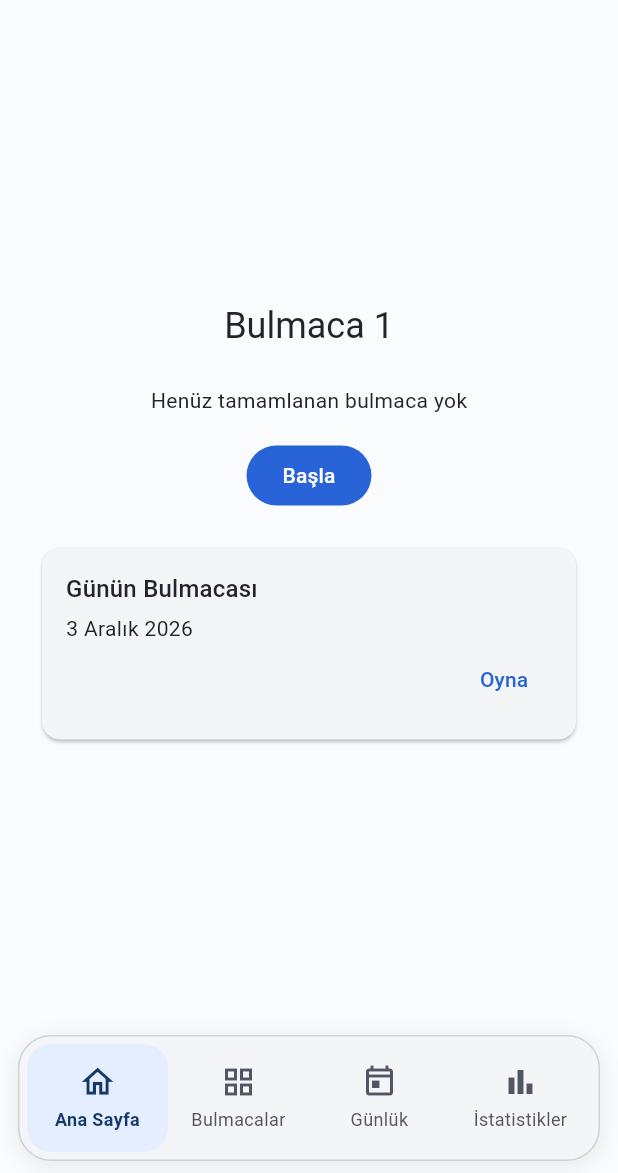
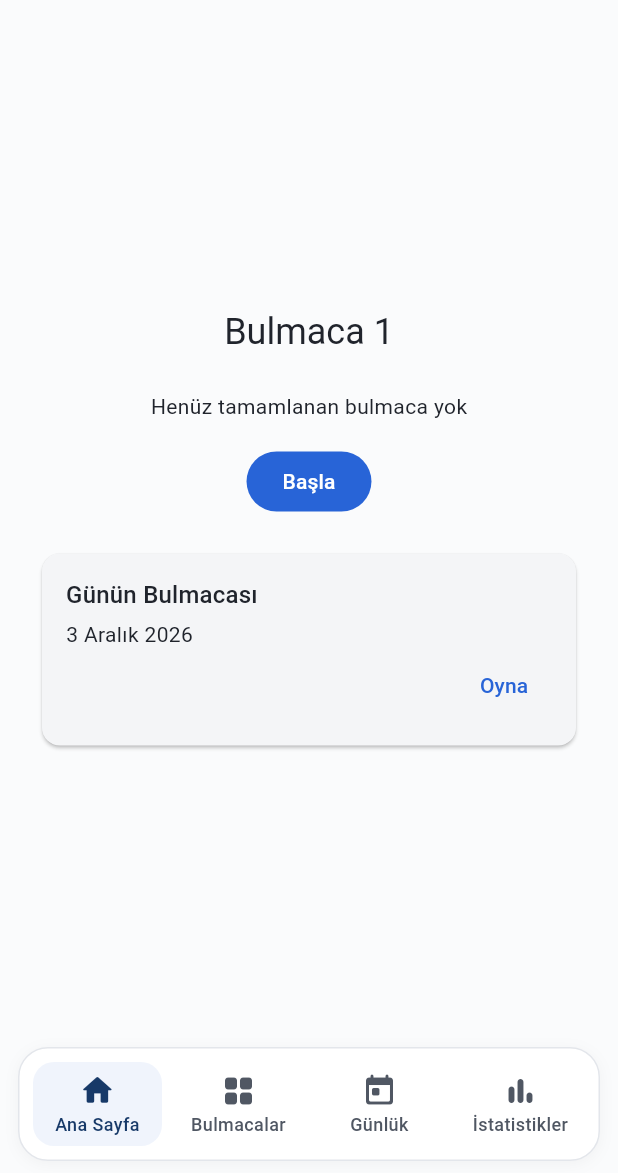
Before and after one commit to veles1010/arrowword, a Flutter app: the screen it shows after launch, on a phone screen of 412 x 824 dp, the part 63-1236 px from its top. Run offline on Flutter 3.47's test engine with Material 3 defaults, Android fonts, the phone set to English and light mode, and no system bars; our stand-ins replace google_mobile_ads, package_info_plus, share_plus, shared_preferences.

Commit message:
polish: refine fluid navigation experience

```diff
--- a/lib/app/app_shell.dart
+++ b/lib/app/app_shell.dart
@@ -1,4 +1,7 @@
 import 'package:flutter/material.dart';
+import 'package:flutter/services.dart';
+
+import 'dart:async';
 
 import '../features/puzzle/ads/rewarded_hint_ad_service.dart';
 import 'app_settings.dart';
@@ -17,6 +20,7 @@ class AppShell extends StatefulWidget {
     this.dailySession,
     this.settings,
     this.rewardedAdFactory,
+    this.selectionHaptic,
     super.key,
   });
   final PuzzleSession session;
@@ -24,6 +28,7 @@ class AppShell extends StatefulWidget {
   final DailySession? dailySession;
   final AppSettings? settings;
   final RewardedHintAdService Function()? rewardedAdFactory;
+  final Future<void> Function()? selectionHaptic;
   @override
   State<AppShell> createState() => _AppShellState();
 }
@@ -34,11 +39,12 @@ class _AppShellState extends State<AppShell>
   double _direction = 1;
   late final AnimationController _transition = AnimationController(
     vsync: this,
-    duration: const Duration(milliseconds: 180),
+    duration: const Duration(milliseconds: 200),
     value: 1,
   );
   void _select(int index) {
     if (index == _index) return;
+    unawaited(_confirmSelection());
     widget.dailySession?.refreshDate();
     setState(() {
       _direction = index > _index ? 1 : -1;
@@ -48,6 +54,14 @@ class _AppShellState extends State<AppShell>
       _transition.value = 1;
     } else {
       _transition.forward(from: 0);
+    }
+  }
+
+  Future<void> _confirmSelection() async {
+    try {
+      await (widget.selectionHaptic ?? HapticFeedback.selectionClick)();
+    } catch (_) {
+      /* Haptics are optional on unsupported platforms. */
     }
   }
 
@@ -97,8 +111,8 @@ class _AppShellState extends State<AppShell>
         builder: (context, child) {
           final value = Curves.easeOutCubic.transform(_transition.value);
           return FractionalTranslation(
-            translation: Offset(_direction * .035 * (1 - value), 0),
-            child: Opacity(opacity: .88 + .12 * value, child: child),
+            translation: Offset(_direction * .025 * (1 - value), 0),
+            child: Opacity(opacity: .94 + .06 * value, child: child),
           );
         },
       ),
--- a/lib/app/daily_landing_screen.dart
+++ b/lib/app/daily_landing_screen.dart
@@ -53,13 +53,13 @@ class _DailyLandingScreenState extends State<DailyLandingScreen> {
                 builder: (context, _) {
                   final result = daily.todayResult;
                   return SingleChildScrollView(
-                    padding: const EdgeInsets.all(24),
+                    padding: const EdgeInsets.all(16),
                     child: Column(
                       crossAxisAlignment: CrossAxisAlignment.stretch,
                       children: [
                         Text(
                           'Günün Bulmacası',
-                          style: Theme.of(context).textTheme.headlineSmall,
+                          style: Theme.of(context).textTheme.titleLarge,
                         ),
                         const SizedBox(height: 12),
                         Text(formatDailyDate(daily.dateKey)),
--- a/lib/app/fluid_navigation_bar.dart
+++ b/lib/app/fluid_navigation_bar.dart
@@ -1,12 +1,14 @@
 import 'package:flutter/gestures.dart';
 import 'package:flutter/material.dart';
 
+import 'dart:math' as math;
+
 const shellLabels = ['Ana Sayfa', 'Bulmacalar', 'Günlük', 'İstatistikler'];
 const _icons = [
-  Icons.home_outlined,
-  Icons.grid_view_outlined,
-  Icons.today_outlined,
-  Icons.bar_chart_outlined,
+  Icons.home_rounded,
+  Icons.grid_view_rounded,
+  Icons.today_rounded,
+  Icons.bar_chart_rounded,
 ];
 
 /// Continuous visual position is local to the bar; only release/tap commits a tab.
@@ -29,6 +31,7 @@ class _FluidNavigationBarState extends State<FluidNavigationBar>
     value: widget.index.toDouble(),
   );
   double _dragStart = 0, _distance = 0;
+  int? _settlingTo;
   @override
   void didUpdateWidget(FluidNavigationBar oldWidget) {
     super.didUpdateWidget(oldWidget);
@@ -36,6 +39,9 @@ class _FluidNavigationBarState extends State<FluidNavigationBar>
   }
 
   void _settle(int index) {
+    // Parent commit acknowledgment must not restart the same settle animation.
+    if (_position.isAnimating && _settlingTo == index) return;
+    _settlingTo = index;
     if (MediaQuery.disableAnimationsOf(context)) {
       _position.value = index.toDouble();
     } else {
@@ -61,21 +67,31 @@ class _FluidNavigationBarState extends State<FluidNavigationBar>
   @override
   Widget build(BuildContext context) {
     final colors = Theme.of(context).colorScheme;
-    final height = 48 + MediaQuery.textScalerOf(context).scale(12) * 2;
+    final scaler = MediaQuery.textScalerOf(context);
+    final dark = Theme.of(context).brightness == Brightness.dark;
     return SafeArea(
       top: false,
       child: Padding(
-        padding: const EdgeInsets.fromLTRB(12, 6, 12, 8),
+        padding: EdgeInsets.fromLTRB(
+          12,
+          6,
+          12,
+          MediaQuery.paddingOf(context).bottom > 0 ? 4 : 8,
+        ),
         child: DecoratedBox(
           decoration: BoxDecoration(
-            color: colors.surfaceContainerLow,
-            borderRadius: BorderRadius.circular(22),
-            border: Border.all(color: colors.outlineVariant),
+            color: dark
+                ? colors.surfaceContainerLow
+                : colors.surfaceContainerLowest,
+            borderRadius: BorderRadius.circular(20),
+            border: Border.all(
+              color: colors.outlineVariant.withValues(alpha: .55),
+            ),
             boxShadow: [
               BoxShadow(
-                color: colors.shadow.withValues(alpha: .08),
-                blurRadius: 12,
-                offset: const Offset(0, 3),
+                color: colors.shadow.withValues(alpha: .04),
+                blurRadius: 8,
+                offset: const Offset(0, 2),
               ),
             ],
           ),
@@ -84,6 +100,26 @@ class _FluidNavigationBarState extends State<FluidNavigationBar>
             child: LayoutBuilder(
               builder: (context, constraints) {
                 final width = constraints.maxWidth / shellLabels.length;
+                // Measure labels once per layout, never on drag animation frames.
+                var labelHeight = 0.0;
+                for (final label in shellLabels) {
+                  final painter = TextPainter(
+                    text: TextSpan(
+                      text: label,
+                      style: DefaultTextStyle.of(context).style.copyWith(
+                        fontSize: 12,
+                        height: 1.15,
+                        fontWeight: FontWeight.w500,
+                        fontVariations: const [FontVariation('wght', 600)],
+                      ),
+                    ),
+                    textScaler: scaler,
+                    textDirection: Directionality.of(context),
+                  )..layout(maxWidth: math.max(1, width - 8));
+                  labelHeight = math.max(labelHeight, painter.height);
+                  painter.dispose();
+                }
+                final height = math.max(64.0, 44 + labelHeight);
                 return GestureDetector(
                   behavior: HitTestBehavior.opaque,
                   // Flutter's horizontal gesture arena requires touch slop/intent;
@@ -114,15 +150,22 @@ class _FluidNavigationBarState extends State<FluidNavigationBar>
                         return Stack(
                           children: [
                             Positioned(
-                              left: position * width,
-                              top: 0,
-                              bottom: 0,
-                              width: width,
+                              left: position * width + 4,
+                              top: 4,
+                              bottom: 4,
+                              width: width - 8,
                               child: DecoratedBox(
                                 key: const ValueKey('navigation-pill'),
                                 decoration: BoxDecoration(
-                                  color: colors.primaryContainer,
-                                  borderRadius: BorderRadius.circular(16),
+                                  color: Color.alphaBlend(
+                                    colors.primary.withValues(
+                                      alpha: dark ? .12 : .07,
+                                    ),
+                                    dark
+                                        ? colors.surfaceContainerLow
+                                        : colors.surfaceContainerLowest,
+                                  ),
+                                  borderRadius: BorderRadius.circular(14),
                                 ),
                               ),
                             ),
@@ -151,7 +194,7 @@ class _FluidNavigationBarState extends State<FluidNavigationBar>
                                             MainAxisAlignment.center,
                                         children: [
                                           Transform.scale(
-                                            scale: 1 + .06 * proximity,
+                                            scale: 1 + .035 * proximity,
                                             child: Icon(
                                               _icons[i],
                                               color: foreground,
@@ -159,16 +202,26 @@ class _FluidNavigationBarState extends State<FluidNavigationBar>
                                             ),
                                           ),
                                           const SizedBox(height: 4),
-                                          Text(
-                                            shellLabels[i],
-                                            textAlign: TextAlign.center,
-                                            maxLines: 2,
-                                            style: TextStyle(
-                                              fontSize: 12,
-                                              color: foreground,
-                                              fontWeight: proximity > .5
-                                                  ? FontWeight.w600
-                                                  : FontWeight.w400,
+                                          Padding(
+                                            padding: const EdgeInsets.symmetric(
+                                              horizontal: 4,
+                                            ),
+                                            child: Text(
+                                              shellLabels[i],
+                                              textAlign: TextAlign.center,
+                                              softWrap: true,
+                                              style: TextStyle(
+                                                fontSize: 12,
+                                                height: 1.15,
+                                                color: foreground,
+                                                fontWeight: FontWeight.w500,
+                                                fontVariations: [
+                                                  FontVariation(
+                                                    'wght',
+                                                    400 + 200 * proximity,
+                                                  ),
+                                                ],
+                                              ),
                                             ),
                                           ),
                                         ],
```
Also changed, not shown: 2 other files.
